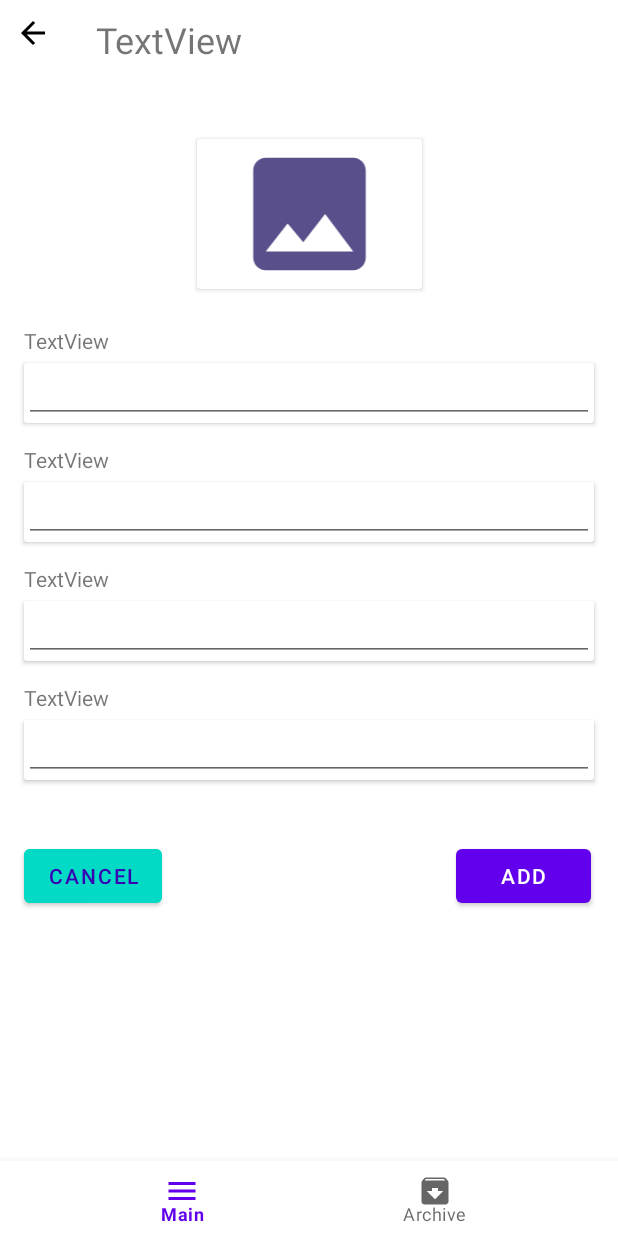
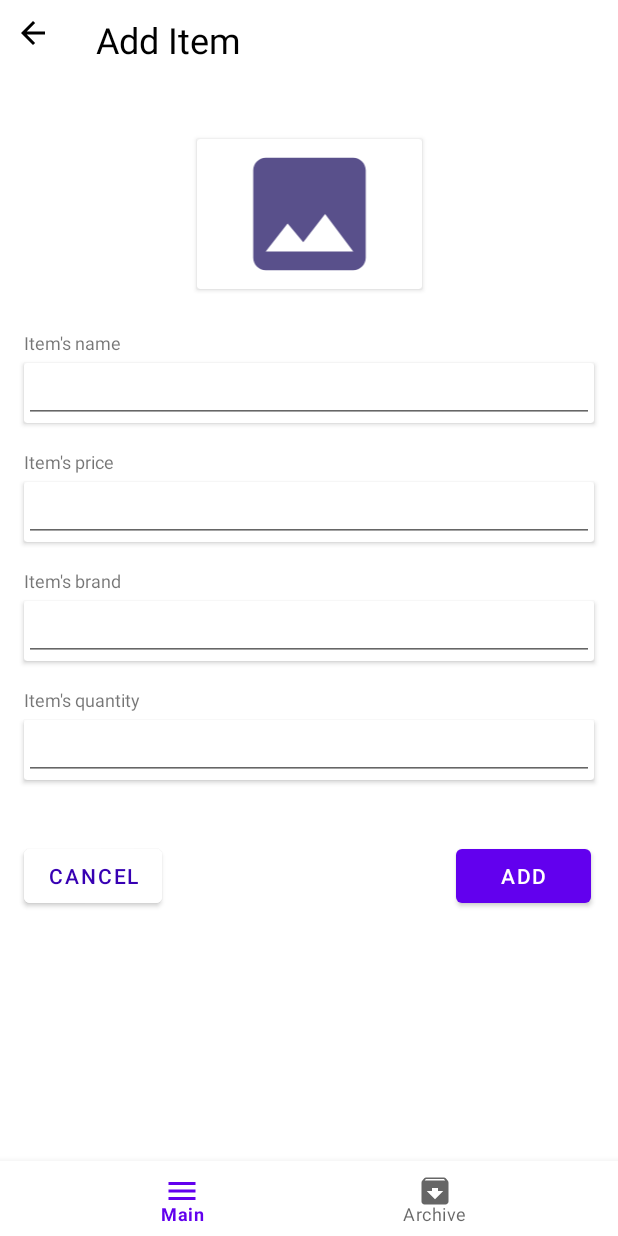
Before and after one commit to SamSultanB/Neobis_Android_Inventory_App, an Android app: the CreateNewCrossFragment screen opened through its navigation route, on a phone screen of 412 x 824 dp. Run offline under Robolectric (Android 15) with nearby library versions, the phone set to English and light mode, and no system bars; our stand-ins replace Room's generated code.

Commit message:
add item

```diff
--- a/app/src/main/java/com/example/inventory/RecyclerViewAdapter.kt
+++ b/app/src/main/java/com/example/inventory/MyRecyclerViewAdapter.kt
@@ -7,7 +7,7 @@ import androidx.recyclerview.widget.RecyclerView
 import com.example.inventory.databinding.ItemBinding
 import com.example.inventory.model.Item
 
-class MyRecyclerViewAdapter(val itemList: ArrayList<Item>): RecyclerView.Adapter<MyRecyclerViewAdapter.ViewHolder>() {
+class MyRecyclerViewAdapter(val itemList: List<Item>): RecyclerView.Adapter<MyRecyclerViewAdapter.ViewHolder>() {
 
     class ViewHolder(itemView: View): RecyclerView.ViewHolder(itemView){
         val binding = ItemBinding.bind(itemView)
--- a/app/src/main/java/com/example/inventory/dataBase/ItemDao.kt
+++ b/app/src/main/java/com/example/inventory/dataBase/ItemDao.kt
@@ -1,5 +1,6 @@
 package com.example.inventory.dataBase
 
+import androidx.lifecycle.LiveData
 import androidx.room.Dao
 import androidx.room.Insert
 import androidx.room.Query
@@ -13,6 +14,5 @@ interface ItemDao {
     suspend fun addItem(item: Item)
 
     @Query("SELECT * FROM items")
-    fun getAllItems(): ArrayList<Item>
-
+    fun getAllItems(): List<Item>
 }
--- /dev/null
+++ b/app/src/main/java/com/example/inventory/dataBase/ItemViewModel.kt
@@ -0,0 +1,27 @@
+package com.example.inventory.dataBase
+
+import android.app.Application
+import androidx.lifecycle.AndroidViewModel
+import androidx.lifecycle.viewModelScope
+import com.example.inventory.model.Item
+import kotlinx.coroutines.Dispatchers
+import kotlinx.coroutines.launch
+
+class ItemViewModel(application: Application): AndroidViewModel(application) {
+
+    private val repository: Repository
+     init {
+         val itemDao = AppDatabase.getDatabase(application).crossDao()
+         repository =  Repository(itemDao)
+     }
+
+    fun addItem(item: Item){
+        viewModelScope.launch(Dispatchers.IO) {
+            repository.addItem(item)
+        }
+    }
+
+    fun getAllItems(): List<Item>{
+        return repository.getAllItems()
+    }
+}
--- a/app/src/main/java/com/example/inventory/fragments/CreateNewCrossFragment.kt
+++ b/app/src/main/java/com/example/inventory/fragments/CreateNewCrossFragment.kt
@@ -1,17 +1,35 @@
 package com.example.inventory.fragments
 
+import android.net.Uri
 import android.os.Bundle
 import androidx.fragment.app.Fragment
 import android.view.LayoutInflater
 import android.view.View
 import android.view.ViewGroup
+import android.widget.ImageView
+import android.widget.Toast
+import androidx.activity.result.contract.ActivityResultContracts
+import androidx.annotation.RestrictTo.Scope
+import androidx.lifecycle.ViewModelProvider
 import androidx.navigation.fragment.findNavController
 import com.example.inventory.R
+import com.example.inventory.dataBase.ItemDao
+import com.example.inventory.dataBase.ItemViewModel
+import com.example.inventory.dataBase.Repository
 import com.example.inventory.databinding.FragmentCreateNewBinding
+import com.example.inventory.model.Item
 
 class CreateNewCrossFragment : Fragment() {
 
     lateinit var binding: FragmentCreateNewBinding
+
+    private lateinit var viewModel: ItemViewModel
+
+    private val selectImageFromGalleryResult = registerForActivityResult(ActivityResultContracts.GetContent()) { uri: Uri? ->
+        uri?.let { previewImage.setImageURI(uri) }
+    }
+
+    private val previewImage by lazy { binding.gottenImage }
 
     override fun onCreateView(
         inflater: LayoutInflater, container: ViewGroup?,
@@ -27,6 +45,35 @@ class CreateNewCrossFragment : Fragment() {
         binding.backButton.setOnClickListener {
             findNavController().navigate(R.id.action_createNewCrossFragment_to_mainPageFragment)
         }
+        binding.getImage.setOnClickListener {
+            selectImageFromGallery()
+        }
+        viewModel = ViewModelProvider(this).get(ItemViewModel::class.java)
+        binding.addItemButton.setOnClickListener {
+            insertItemToDB()
+        }
     }
 
+
+
+    private fun insertItemToDB() {
+//        val image = binding.gottenImage
+        val name = binding.inputName.text.toString()
+        val price = binding.inputPrice.text.toString()
+        val brand = binding.inputBrand.text.toString()
+        val quantity = binding.inputQuantity.text.toString()
+
+        if(name != null && price != null && brand != null && quantity != null){
+            val item = Item(0, name, price.toInt(), brand, quantity.toInt(), false)
+            viewModel.addItem(item)
+            Toast.makeText(requireContext(), "Item is added!", Toast.LENGTH_SHORT).show()
+            findNavController().navigate(R.id.action_createNewCrossFragment_to_mainPageFragment)
+        }else{
+            Toast.makeText(requireContext(), "Fill out all fields!!", Toast.LENGTH_SHORT).show()
+        }
+    }
+
+    //selects image from phone
+    private fun selectImageFromGallery() = selectImageFromGalleryResult.launch("image/*")
+
 }
--- a/app/src/main/java/com/example/inventory/fragments/MainPageFragment.kt
+++ b/app/src/main/java/com/example/inventory/fragments/MainPageFragment.kt
@@ -5,14 +5,22 @@ import androidx.fragment.app.Fragment
 import android.view.LayoutInflater
 import android.view.View
 import android.view.ViewGroup
+import androidx.lifecycle.ViewModelProvider
 import androidx.navigation.fragment.findNavController
 import androidx.recyclerview.widget.GridLayoutManager
+import com.example.inventory.MyRecyclerViewAdapter
 import com.example.inventory.R
+import com.example.inventory.dataBase.ItemViewModel
 import com.example.inventory.databinding.FragmentMainPageBinding
+import com.example.inventory.model.Item
 
 class MainPageFragment : Fragment() {
 
     lateinit var binding: FragmentMainPageBinding
+
+    private lateinit var viewModel: ItemViewModel
+
+    private lateinit var items: List<Item>
 
     override fun onCreateView(
         inflater: LayoutInflater, container: ViewGroup?,
@@ -31,6 +39,8 @@ class MainPageFragment : Fragment() {
             findNavController().navigate(R.id.action_mainPageFragment_to_createNewCrossFragment)
         }
 
+//        viewModel = ViewModelProvider(this).get(ItemViewModel::class.java)
+//        binding.recyclerViewMain.adapter = MyRecyclerViewAdapter(viewModel.getAllItems())
     }
 
 }
--- a/app/src/main/java/com/example/inventory/model/Item.kt
+++ b/app/src/main/java/com/example/inventory/model/Item.kt
@@ -1,5 +1,6 @@
 package com.example.inventory.model
 
+import android.widget.ImageView
 import androidx.room.Entity
 import androidx.room.PrimaryKey
 import com.google.android.material.tabs.TabLayout.TabGravity
@@ -12,5 +13,6 @@ data class Item(
     var price: Int,
     var brand: String,
     var quantity: Int,
+//    var image: ImageView,
     var archived: Boolean
 )
--- /dev/null
+++ b/app/src/main/res/drawable/options.xml
@@ -0,0 +1,5 @@
+<vector android:height="24dp" android:tint="#000000"
+    android:viewportHeight="24" android:viewportWidth="24"
+    android:width="24dp" xmlns:android="http://schemas.android.com/apk/res/android">
+    <path android:fillColor="@android:color/white" android:pathData="M6,10c-1.1,0 -2,0.9 -2,2s0.9,2 2,2 2,-0.9 2,-2 -0.9,-2 -2,-2zM18,10c-1.1,0 -2,0.9 -2,2s0.9,2 2,2 2,-0.9 2,-2 -0.9,-2 -2,-2zM12,10c-1.1,0 -2,0.9 -2,2s0.9,2 2,2 2,-0.9 2,-2 -0.9,-2 -2,-2z"/>
+</vector>
--- a/app/src/main/res/layout/fragment_create_new.xml
+++ b/app/src/main/res/layout/fragment_create_new.xml
@@ -13,7 +13,8 @@
         android:layout_height="wrap_content"
         android:layout_marginStart="30dp"
         android:layout_marginTop="10dp"
-        android:text="TextView"
+        android:text="Add Item"
+        android:textColor="@color/black"
         android:textSize="24sp"
         app:layout_constraintStart_toEndOf="@+id/backButton"
         app:layout_constraintTop_toTopOf="parent" />
@@ -56,7 +57,8 @@
         android:layout_height="wrap_content"
         android:layout_marginStart="16dp"
         android:layout_marginBottom="5dp"
-        android:text="TextView"
+        android:text="Item's name"
+        android:textSize="12sp"
         app:layout_constraintBottom_toTopOf="@+id/textInputLayout1"
         app:layout_constraintStart_toStartOf="parent" />
 
@@ -86,7 +88,8 @@
         android:layout_height="wrap_content"
         android:layout_marginStart="16dp"
         android:layout_marginBottom="5dp"
-        android:text="TextView"
+        android:text="Item's price"
+        android:textSize="12sp"
         app:layout_constraintBottom_toTopOf="@+id/textInputLayout2"
         app:layout_constraintStart_toStartOf="parent" />
 
@@ -115,7 +118,8 @@
         android:layout_height="wrap_content"
         android:layout_marginStart="16dp"
         android:layout_marginBottom="5dp"
-        android:text="TextView"
+        android:text="Item's brand"
+        android:textSize="12sp"
         app:layout_constraintBottom_toTopOf="@+id/textInputLayout3"
         app:layout_constraintStart_toStartOf="parent" />
 
@@ -144,7 +148,8 @@
         android:layout_height="wrap_content"
         android:layout_marginStart="16dp"
         android:layout_marginBottom="5dp"
-        android:text="TextView"
+        android:text="Item's quantity"
+        android:textSize="12sp"
         app:layout_constraintBottom_toTopOf="@+id/textInputLayout4"
         app:layout_constraintStart_toStartOf="parent" />
 
@@ -168,7 +173,7 @@
     </androidx.cardview.widget.CardView>
 
     <Button
-        android:id="@+id/button"
+        android:id="@+id/addItemButton"
         android:layout_width="wrap_content"
         android:layout_height="wrap_content"
         android:layout_marginTop="40dp"
@@ -178,14 +183,14 @@
         app:layout_constraintTop_toBottomOf="@+id/textInputLayout4" />
 
     <Button
-        android:id="@+id/button2"
+        android:id="@+id/cancelButton"
         android:layout_width="wrap_content"
         android:layout_height="wrap_content"
         android:layout_marginStart="16dp"
         android:layout_marginTop="40dp"
         android:text="Cancel"
         android:textColor="@color/purple_700"
-        android:backgroundTint="@color/teal_200"
+        android:backgroundTint="@color/white"
         app:layout_constraintStart_toStartOf="parent"
         app:layout_constraintTop_toBottomOf="@+id/textInputLayout4" />
 
--- a/app/src/main/res/values/colors.xml
+++ b/app/src/main/res/values/colors.xml
@@ -1,6 +1,7 @@
 <?xml version="1.0" encoding="utf-8"?>
 <resources>
     <color name="add_button">#3A0082</color>
+    <color name="purple_200">#FFBB86FC</color>
     <color name="purple_500">#FF6200EE</color>
     <color name="purple_700">#FF3700B3</color>
     <color name="teal_200">#FF03DAC5</color>
```
Also changed, not shown: app/src/main/AndroidManifest.xml (+12 -0 lines), app/src/main/java/com/example/inventory/dataBase/Repository.kt (added, +17 -0 lines), app/src/main/res/layout/fragment_main_page.xml (+43 -5 lines), app/src/main/res/layout/item.xml (+15 -0 lines), app/src/main/res/xml/provider_paths.xml (added, +9 -0 lines).
